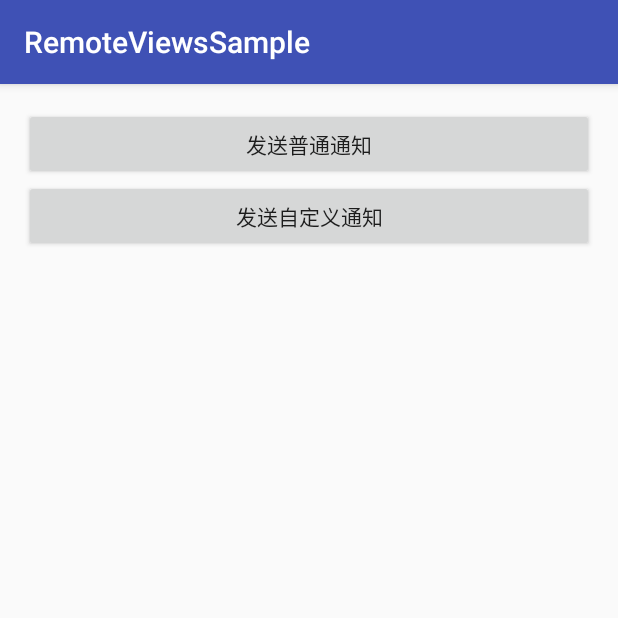
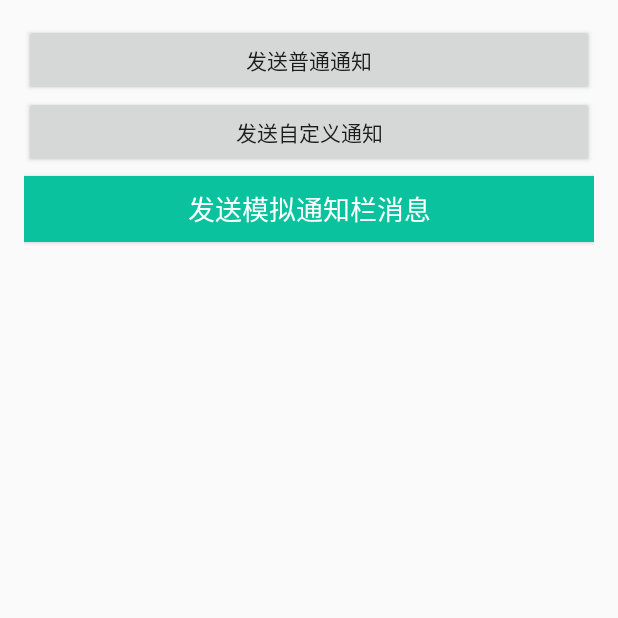
Before and after one commit to ChoiNoob/RemoteViews-3, an Android app: the screen it shows after launch (MainActivity), after a tap on "发送自定义通知", on a phone screen of 412 x 824 dp, the top half of it. Run offline under Robolectric (Android 15) with nearby library versions, the phone set to English and light mode, and no system bars.

Commit message:
仿通知栏实现跨进程UI通信

```diff
--- a/app/src/main/java/com/demo/zlm/remoteviewssample/Main2.java
+++ b/app/src/main/java/com/demo/zlm/remoteviewssample/Main3.java
@@ -3,11 +3,11 @@ package com.demo.zlm.remoteviewssample;
 import android.support.v7.app.AppCompatActivity;
 import android.os.Bundle;
 
-public class Main2 extends AppCompatActivity {
+public class Main3 extends AppCompatActivity {
 
     @Override
     protected void onCreate(Bundle savedInstanceState) {
         super.onCreate(savedInstanceState);
-        setContentView(R.layout.activity_main2);
+        setContentView(R.layout.activity_m);
     }
 }
--- a/app/src/main/java/com/demo/zlm/remoteviewssample/MainActivity.java
+++ b/app/src/main/java/com/demo/zlm/remoteviewssample/MainActivity.java
@@ -1,52 +1,101 @@
 package com.demo.zlm.remoteviewssample;
 
+import android.app.Activity;
 import android.app.Notification;
 import android.app.NotificationManager;
 import android.app.PendingIntent;
+import android.content.BroadcastReceiver;
+import android.content.ComponentName;
+import android.content.Context;
 import android.content.Intent;
+import android.content.IntentFilter;
 import android.graphics.Color;
-import android.support.v7.app.AppCompatActivity;
 import android.os.Bundle;
 import android.view.View;
+import android.widget.LinearLayout;
 import android.widget.RemoteViews;
 
-public class MainActivity extends AppCompatActivity {
+public class MainActivity extends Activity {
+    private static final String TAG = "MainActivity";
+
+    private LinearLayout mRemoteViewsContent;
+    private BroadcastReceiver mbReceiver = new BroadcastReceiver() {
+        @Override
+        public void onReceive(Context context, Intent intent) {
+            RemoteViews remoteViews = intent.getParcelableExtra(MyConstants.EXTRA_REMOTE_VIEWS);
+            if (remoteViews != null) {
+                updateUI(remoteViews);
+            }
+        }
+    };
 
     @Override
     protected void onCreate(Bundle savedInstanceState) {
         super.onCreate(savedInstanceState);
         setContentView(R.layout.activity_main);
+        initView();
+    }
+
+    private void initView() {
+        mRemoteViewsContent = (LinearLayout) findViewById(R.id.remote_views_content);
+        IntentFilter filter = new IntentFilter(MyConstants.REMOTE_ACTION);
+        registerReceiver(mbReceiver, filter);
+    }
+
+    private void updateUI(RemoteViews remoteViews) {
+//       View view = remoteViews.apply(this, mRemoteViewsContent);
+        int layoutId = getResources().getIdentifier("layout_simulated_notification", "layout", getPackageName());
+        View view = getLayoutInflater().inflate(layoutId, mRemoteViewsContent, false);
+        remoteViews.reapply(this, view);
+        mRemoteViewsContent.addView(view);
     }
 
     //发送普通通知
-    public void sendNotification(View v){
-        Intent intent=new Intent(this,Main2.class);
-        PendingIntent pendingIntent=PendingIntent.getActivity(this,0,intent,PendingIntent.FLAG_UPDATE_CURRENT);
-        Notification notification=new Notification.Builder(this)
+    public void sendNotification(View v) {
+        Intent intent = new Intent();
+        intent.setComponent(new ComponentName(this, Main2.class));
+//        intent.setComponent(new ComponentName(this,"com.demo.zlm.remoteviewssample.Main2"));
+        PendingIntent pendingIntent = PendingIntent.getActivity(this, 0, intent, PendingIntent.FLAG_UPDATE_CURRENT);
+        Notification notification = new Notification.Builder(this)
                 .setContentText("hello,world")
                 .setContentTitle("hello")
                 .setSmallIcon(R.mipmap.ic_launcher)
                 .setTicker("测试")
                 .setContentIntent(pendingIntent)
                 .build();
-        NotificationManager notificationManager= (NotificationManager) getSystemService(NOTIFICATION_SERVICE);
-        notificationManager.notify(1,notification);
+        NotificationManager notificationManager = (NotificationManager) getSystemService(NOTIFICATION_SERVICE);
+        notificationManager.notify(1, notification);
     }
+
     //发送自定义通知
-    public void sendNotification2(View v){
-        RemoteViews remoteViews=new RemoteViews(getPackageName(),R.layout.layout_notification);
+    public void sendNotification2(View v) {
+        RemoteViews remoteViews = new RemoteViews(getPackageName(), R.layout.layout_notification);
         //设置自定义布局的TextView的字体颜色
         remoteViews.setTextColor(R.id.text, Color.RED);
-        Intent intent=new Intent(this,Main2.class);
-        PendingIntent pend=PendingIntent.getActivity(this,0,intent,PendingIntent.FLAG_UPDATE_CURRENT);
+        Intent intent = new Intent(this, Main3.class);
+        PendingIntent pend = PendingIntent.getActivity(this, 0, intent, PendingIntent.FLAG_UPDATE_CURRENT);
         //设置点击事件
-        remoteViews.setOnClickPendingIntent(R.id.image,pend);
-        Notification notification=new Notification.Builder(this)
+        remoteViews.setOnClickPendingIntent(R.id.image, pend);
+        Notification notification = new Notification.Builder(this)
                 .setContent(remoteViews)
                 .setSmallIcon(R.mipmap.ic_launcher)
                 .setTicker("测试2")
+                .setContentIntent(pend)
                 .build();
-        NotificationManager notificationManager= (NotificationManager) getSystemService(NOTIFICATION_SERVICE);
-        notificationManager.notify(2,notification);
+        NotificationManager notificationManager = (NotificationManager) getSystemService(NOTIFICATION_SERVICE);
+        notificationManager.notify(2, notification);
+    }
+
+    public void onButtonClick(View v) {
+        if (v.getId() == R.id.button2) {
+            Intent intent = new Intent(this, DemoActivity_2.class);
+            startActivity(intent);
+        }
+    }
+
+    @Override
+    protected void onDestroy() {
+        unregisterReceiver(mbReceiver);
+        super.onDestroy();
     }
 }
--- a/app/src/main/res/layout/activity_main.xml
+++ b/app/src/main/res/layout/activity_main.xml
@@ -20,4 +20,18 @@
         android:layout_width="match_parent"
         android:layout_height="wrap_content"
         android:text="发送自定义通知" />
+
+
+    <Button
+        android:id="@+id/button2"
+        style="@style/AppTheme.Button.Green"
+        android:onClick="onButtonClick"
+        android:text="发送模拟通知栏消息" />
+
+    <LinearLayout
+        android:id="@+id/remote_views_content"
+        android:layout_width="match_parent"
+        android:layout_height="wrap_content"
+        android:orientation="vertical" >
+    </LinearLayout>
 </LinearLayout>
--- a/app/src/main/res/values/styles.xml
+++ b/app/src/main/res/values/styles.xml
@@ -8,4 +8,21 @@
         <item name="colorAccent">@color/colorAccent</item>
     </style>
 
+    <style name="AppTheme.Button">
+        <item name="android:layout_width">match_parent</item>
+        <item name="android:layout_height">44dp</item>
+        <item name="android:textSize">18dp</item>
+    </style>
+
+    <style name="AppTheme.Button.Green">
+        <item name="android:background">#0ac39e</item>
+        <item name="android:textColor">#ffffff</item>
+        <item name="android:layout_marginTop">5dp</item>
+        <item name="android:layout_marginBottom">5dp</item>
+    </style>
+
+    <style name="AppTheme.Button.Highlight">
+        <item name="android:background">#4185f2</item>
+        <item name="android:textColor">#ffffff</item>
+    </style>
 </resources>
```
Also changed, not shown: app/src/main/AndroidManifest.xml (+20 -7 lines), app/src/main/java/com/demo/zlm/remoteviewssample/CircleView.java (added, +64 -0 lines), app/src/main/java/com/demo/zlm/remoteviewssample/DemoActivity_1.java (added, +20 -0 lines), app/src/main/java/com/demo/zlm/remoteviewssample/DemoActivity_2.java (added, +43 -0 lines), app/src/main/java/com/demo/zlm/remoteviewssample/MyConstants.java (added, +18 -0 lines), app/src/main/res/layout/activity_m.xml (added, +16 -0 lines), app/src/main/res/layout/demo_1.xml (added, +13 -0 lines), app/src/main/res/layout/demo_2.xml (added, +17 -0 lines), app/src/main/res/layout/layout_simulated_notification.xml (added, +44 -0 lines), app/src/main/res/xml/appwidget_provider_info.xml (+4 -5 lines).
